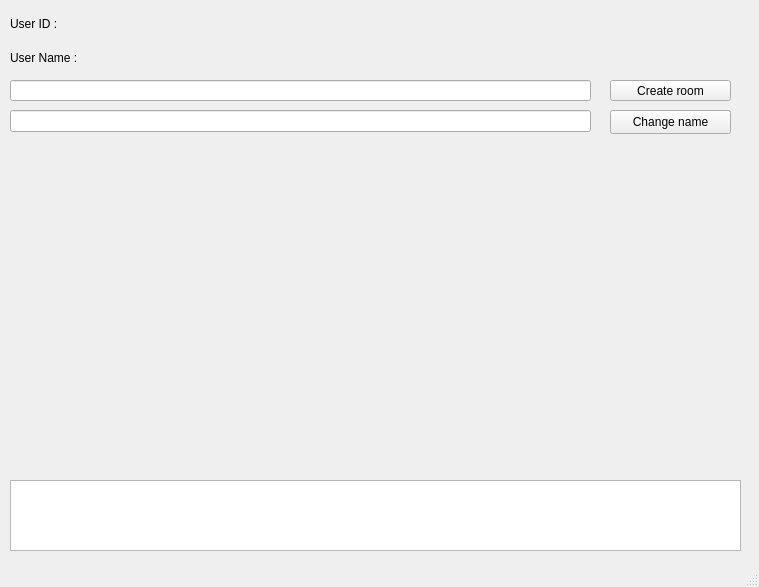
This is TestClient/mainwindow.ui in KANG-HYUNIL/Qt as Qt 5 draws it before an edit. The edited form follows.
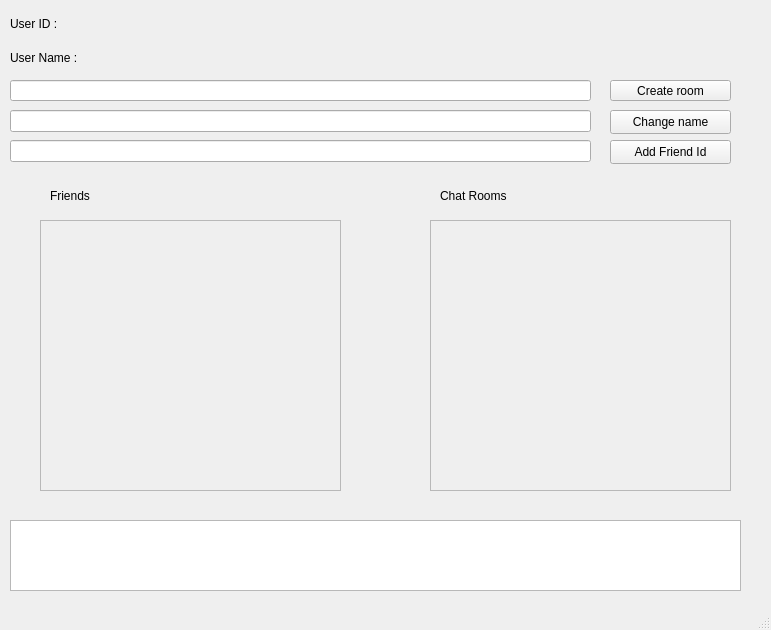
This is the edited form.

Commit message:
add getChatRoomUsers, chatroomui,h, , readyRead method
사용자가 만든 채팅방에 창며중인 사용자들의 정보를 가져오는 코드 작성. 채팅방 ui를 생성할 때에 채팅방 ui 내에 방 id, 방 이름, 방에 참가중인 사람에 대한 정보를 저장.

Patch:
```diff
--- a/TestClient/mainwindow.ui
+++ b/TestClient/mainwindow.ui
@@ -6,8 +6,8 @@
    <rect>
     <x>0</x>
     <y>0</y>
-    <width>759</width>
-    <height>587</height>
+    <width>771</width>
+    <height>630</height>
    </rect>
   </property>
   <property name="windowTitle">
@@ -54,7 +54,7 @@
     <property name="geometry">
      <rect>
       <x>10</x>
-      <y>480</y>
+      <y>520</y>
       <width>731</width>
       <height>71</height>
      </rect>
@@ -96,6 +96,101 @@
      <string>Change name</string>
     </property>
    </widget>
+   <widget class="QScrollArea" name="scrollChatRoom">
+    <property name="geometry">
+     <rect>
+      <x>430</x>
+      <y>220</y>
+      <width>301</width>
+      <height>271</height>
+     </rect>
+    </property>
+    <property name="widgetResizable">
+     <bool>true</bool>
+    </property>
+    <widget class="QWidget" name="scrollAreaWidgetContents">
+     <property name="geometry">
+      <rect>
+       <x>0</x>
+       <y>0</y>
+       <width>299</width>
+       <height>269</height>
+      </rect>
+     </property>
+    </widget>
+   </widget>
+   <widget class="QScrollArea" name="scrollFriend">
+    <property name="geometry">
+     <rect>
+      <x>40</x>
+      <y>220</y>
+      <width>301</width>
+      <height>271</height>
+     </rect>
+    </property>
+    <property name="widgetResizable">
+     <bool>true</bool>
+    </property>
+    <widget class="QWidget" name="scrollAreaWidgetContents_2">
+     <property name="geometry">
+      <rect>
+       <x>0</x>
+       <y>0</y>
+       <width>299</width>
+       <height>269</height>
+      </rect>
+     </property>
+    </widget>
+   </widget>
+   <widget class="QLineEdit" name="addFriendId">
+    <property name="geometry">
+     <rect>
+      <x>10</x>
+      <y>140</y>
+      <width>581</width>
+      <height>22</height>
+     </rect>
+    </property>
+   </widget>
+   <widget class="QPushButton" name="btnAddFriend">
+    <property name="geometry">
+     <rect>
+      <x>610</x>
+      <y>140</y>
+      <width>121</width>
+      <height>24</height>
+     </rect>
+    </property>
+    <property name="text">
+     <string>Add Friend Id</string>
+    </property>
+   </widget>
+   <widget class="QLabel" name="Friends">
+    <property name="geometry">
+     <rect>
+      <x>50</x>
+      <y>180</y>
+      <width>71</width>
+      <height>31</height>
+     </rect>
+    </property>
+    <property name="text">
+     <string>Friends</string>
+    </property>
+   </widget>
+   <widget class="QLabel" name="ChatRooms">
+    <property name="geometry">
+     <rect>
+      <x>440</x>
+      <y>180</y>
+      <width>71</width>
+      <height>31</height>
+     </rect>
+    </property>
+    <property name="text">
+     <string>Chat Rooms</string>
+    </property>
+   </widget>
   </widget>
   <widget class="QMenuBar" name="menubar">
    <property name="geometry">
```
Left out of the diff: 2 changed lines with no effect on the pictures. The commit also changes 8 other files.
